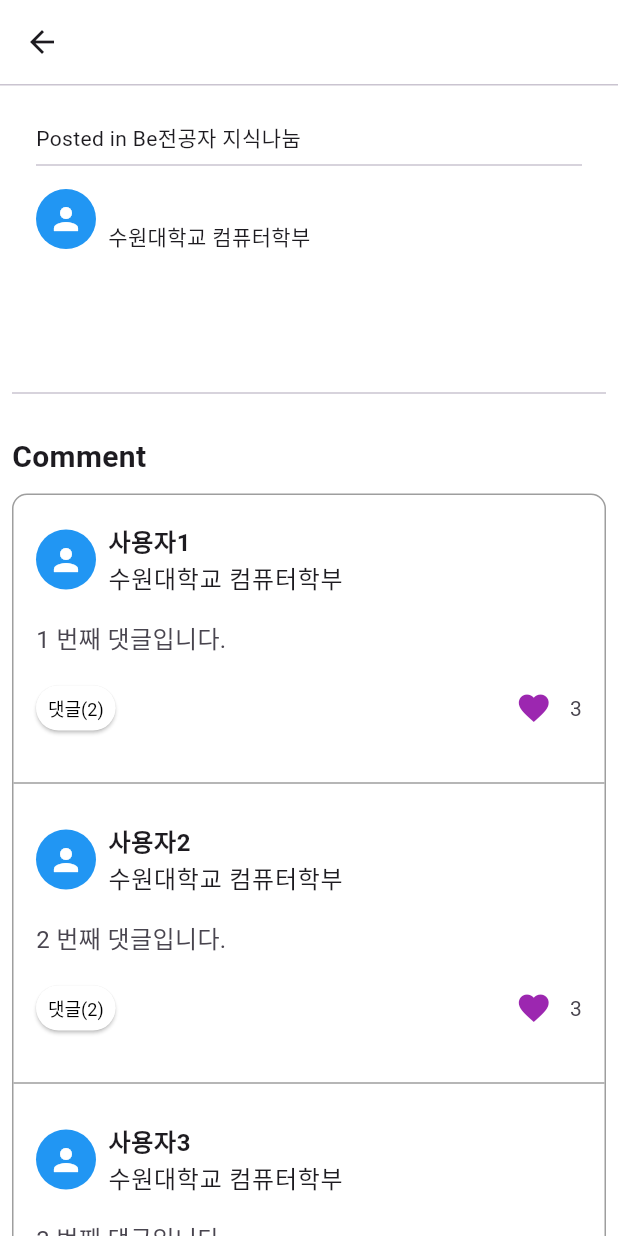
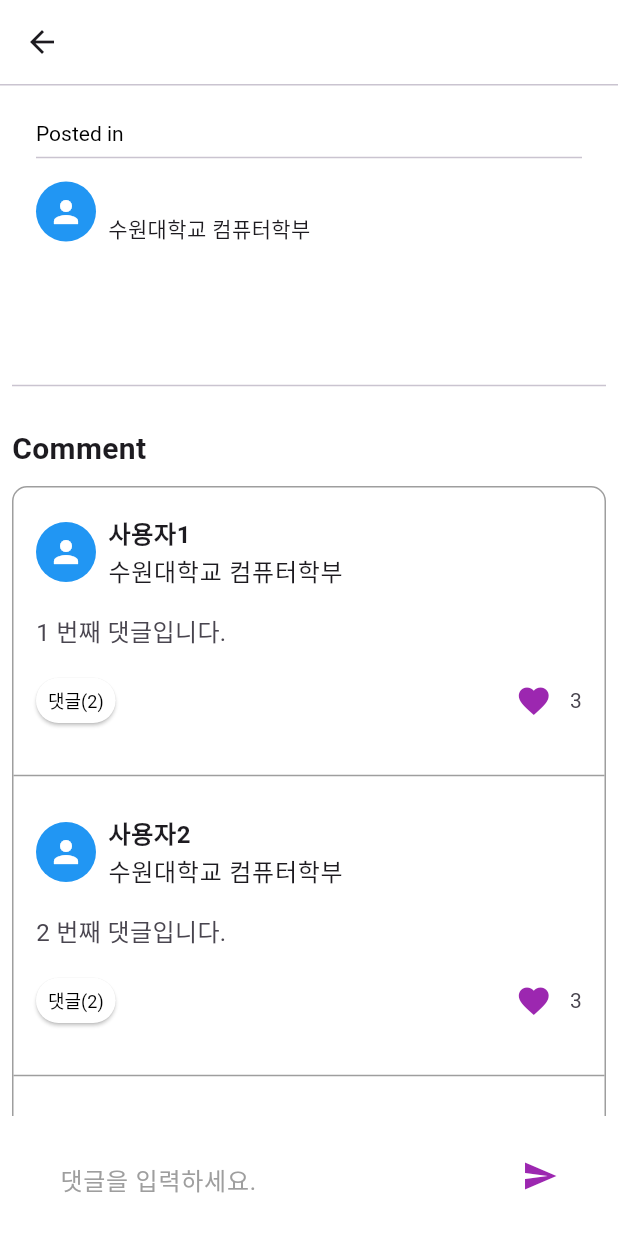
Before and after one commit to donghee9948/flutter_boardUI, a Flutter app: the DetailScreen screen opened directly with empty values, on a phone screen of 412 x 824 dp. Run offline on Flutter 3.47's test engine with Material 3 defaults, Android fonts, the phone set to English and light mode, and no system bars; our stand-ins replace flutter_svg; network calls fail.

```diff
--- a/lib/detail.dart
+++ b/lib/detail.dart
@@ -3,15 +3,64 @@ import 'package:flutter/material.dart';
 import 'package:splash_screen/posts.dart';
 
 
+
+class CommentModel {
+  final int goodCount;
+  final DateTime commentDate;
+  final int commentId;
+  final int memberId;
+  final int parentId;
+  final int postId;
+  final String content;
+
+  CommentModel({
+    required this.goodCount,
+    required this.commentDate,
+    required this.commentId,
+    required this.memberId,
+    required this.parentId,
+    required this.postId,
+    required this.content,
+  });
+
+  factory CommentModel.fromJson(Map<String, dynamic> json) {
+    return CommentModel(
+      goodCount: json['good_count'],
+      commentDate: DateTime.parse(json['comment_date']),
+      commentId: json['comment_id'],
+      memberId: json['member_id'],
+      parentId: json['parent_id'],
+      postId: json['post_id'],
+      content: json['content'],
+    );
+  }
+  Map<String, dynamic> toJson() {
+    return {
+      'good_count': goodCount,
+      'comment_date': commentDate.toIso8601String(),
+      'comment_id': commentId,
+      'member_id': memberId,
+      'parent_id': parentId,
+      'post_id': postId,
+      'content': content,
+    };
+  }
+
+}
+
 class DetailScreen extends StatefulWidget {
   final PostDto post;
-  DetailScreen({required this.post});
+  final String boardName;
+
+  DetailScreen({required this.post, required this.boardName});
 
   @override
   State<DetailScreen> createState() => _DetailScreenState();
 }
 
 class _DetailScreenState extends State<DetailScreen> {
+  final TextEditingController _commentController = TextEditingController();
+
   @override
   Widget build(BuildContext context) {
     return Scaffold(
@@ -19,7 +68,7 @@ class _DetailScreenState extends State<DetailScreen> {
           backgroundColor: Colors.white,
           leading: IconButton(
             icon: Icon(Icons.arrow_back),
-          onPressed: (){
+            onPressed: () {
               Navigator.pop(context);
             },
           ),
@@ -28,16 +77,13 @@ class _DetailScreenState extends State<DetailScreen> {
             child: Divider(
               height: 1.0,
               thickness: 1.0,
-
             ),
-
           ),
           scrolledUnderElevation: 0,
         ),
         backgroundColor: Colors.white,
-      body:  SingleChildScrollView(
+        body: SingleChildScrollView(
           child: Padding(
-
             padding: const EdgeInsets.all(8.0),
             child: Column(
               crossAxisAlignment: CrossAxisAlignment.stretch,
@@ -48,9 +94,20 @@ class _DetailScreenState extends State<DetailScreen> {
                   child: Column(
                     crossAxisAlignment: CrossAxisAlignment.start,
                     children: [
-                    Text(
-                      'Posted in Be전공자 지식나눔', //이 부분에 데이터 받아와야함(즐찾 가능한 커뮤니티, boardid)
-                      style: TextStyle(fontSize: 14.0),
+                      RichText(
+                        text: TextSpan(
+                          text: "Posted in ",
+                          style: TextStyle(color: Colors.black, fontSize: 14.0),
+                          children: [
+                            TextSpan(
+                              text: widget.boardName,
+                              style: TextStyle(
+                                  color: Colors.purple,
+                                  fontSize: 14.0,
+                                  fontWeight: FontWeight.bold),
+                            ),
+                          ],
+                        ),
                       ),
                       Divider(),
                       SizedBox(height: 8.0),
@@ -61,25 +118,31 @@ class _DetailScreenState extends State<DetailScreen> {
                             backgroundColor: Colors.blue,
                             child: Icon(Icons.person, color: Colors.white),
                           ),
-                        SizedBox(width: 8.0,),
+                          SizedBox(
+                            width: 8.0,
+                          ),
                           Column(
                             crossAxisAlignment: CrossAxisAlignment.start,
                             children: [
-                            Text(widget.post.memberName,style: TextStyle(fontWeight: FontWeight.bold),),
-                            Text('수원대학교 컴퓨터학부'
+                              Text(
+                                widget.post.memberName,
+                                style: TextStyle(fontWeight: FontWeight.bold),
                               ),
-                            SizedBox(height: 8.0,)
+                              Text('수원대학교 컴퓨터학부'),
+                              SizedBox(
+                                height: 8.0,
+                              )
                             ],
                           )
                         ],
                       ),
                       Text(
-                      widget.post.title,   //글 제목 넣기
-                      style: TextStyle(fontWeight: FontWeight.bold,fontSize: 25.0),
+                        widget.post.title, //글 제목 넣기
+                        style: TextStyle(
+                            fontWeight: FontWeight.bold, fontSize: 25.0),
                       ),
                       Text(
-                      widget.post.content
-                    , //글 내용!
+                        widget.post.content, //글 내용!
                         style: TextStyle(fontSize: 18.0),
                       ),
                     ],
@@ -109,21 +172,25 @@ class _DetailScreenState extends State<DetailScreen> {
                         return Column(
                           children: [
                             ListTile(
-                            contentPadding: EdgeInsets.symmetric(vertical: 10.0, horizontal: 15.0),
+                              contentPadding: EdgeInsets.symmetric(
+                                  vertical: 10.0, horizontal: 15.0),
                               title: Row(
                                 mainAxisAlignment: MainAxisAlignment.start,
                                 children: [
                                   CircleAvatar(
                                     backgroundColor: Colors.blue,
-                                  child: Icon(Icons.person, color: Colors.white),
+                                    child:
+                                        Icon(Icons.person, color: Colors.white),
                                   ),
                                   SizedBox(width: 8.0),
                                   Column(
-                                  crossAxisAlignment: CrossAxisAlignment.start,
+                                    crossAxisAlignment:
+                                        CrossAxisAlignment.start,
                                     children: [
                                       Text(
                                         memberId,
-                                      style: TextStyle(fontWeight: FontWeight.bold),
+                                        style: TextStyle(
+                                            fontWeight: FontWeight.bold),
                                       ),
                                       Text('수원대학교 컴퓨터학부'),
                                     ],
@@ -134,10 +201,12 @@ class _DetailScreenState extends State<DetailScreen> {
                                 crossAxisAlignment: CrossAxisAlignment.start,
                                 children: [
                                   SizedBox(height: 16.0),
-                                Text(comment, style: TextStyle(fontSize: 16.0)),
+                                  Text(comment,
+                                      style: TextStyle(fontSize: 16.0)),
                                   SizedBox(height: 10.0),
                                   Row(
-                                  crossAxisAlignment: CrossAxisAlignment.start,
+                                    crossAxisAlignment:
+                                        CrossAxisAlignment.start,
                                     children: [
                                       ElevatedButton(
                                         onPressed: () {
@@ -145,18 +214,26 @@ class _DetailScreenState extends State<DetailScreen> {
                                         },
                                         style: ElevatedButton.styleFrom(
                                           backgroundColor: Colors.white,
-                                        padding: EdgeInsets.symmetric(horizontal: 8.0, vertical: 4.0), // Adjust the padding
-                                        textStyle: TextStyle(fontSize: 12), // Adjust the font size
-                                        minimumSize: Size(50, 30), // Adjust the minimum size
+                                          padding: EdgeInsets.symmetric(
+                                              horizontal: 8.0, vertical: 4.0),
+                                          // Adjust the padding
+                                          textStyle: TextStyle(fontSize: 12),
+                                          // Adjust the font size
+                                          minimumSize: Size(50,
+                                              30), // Adjust the minimum size
                                         ),
-                                      child: Text('댓글(2)', style: TextStyle(color: Colors.black)), // Display the number of comments
+                                        child: Text('댓글(2)',
+                                            style: TextStyle(
+                                                color: Colors
+                                                    .black)), // Display the number of comments
                                       ),
                                       Spacer(),
                                       Row(
                                         children: [
                                           IconButton(
                                             onPressed: () {},
-                                          icon: Icon(Icons.favorite, color: Colors.purple),
+                                            icon: Icon(Icons.favorite,
+                                                color: Colors.purple),
                                           ),
                                           Text(
                                             "3", // 좋아요 누른 숫자
@@ -179,6 +256,33 @@ class _DetailScreenState extends State<DetailScreen> {
             ),
           ),
         ),
-    );
+        bottomNavigationBar: BottomAppBar(
+          color: Color(0xffffff),
+          child: Padding(
+            padding: EdgeInsets.symmetric(horizontal: 12.0, vertical: 8.0),
+            child: Row(
+              children: [
+                SizedBox(width: 12),
+                Expanded(
+                  child: TextField(
+                    decoration: InputDecoration(
+                      hintText: '댓글을 입력하세요.',
+                      hintStyle: TextStyle(color: Colors.grey),
+                      border: InputBorder.none,
+                    ),
+                    style: TextStyle(color: Colors.white),
+                  ),
+                ),
+                SizedBox(width: 6),
+                IconButton(
+                  icon: Icon(Icons.send, color: Colors.purple),
+                  onPressed: () {
+                    // Add your send action here
+                  },
+                ),
+              ],
+            ),
+          ),
+        ));
   }
 }
--- a/lib/navigation/board.dart
+++ b/lib/navigation/board.dart
@@ -33,7 +33,7 @@ class _BoardState extends State<BoardScreen> {
 
   Future<void> fetchBoards() async {
     final memberId = "xoals";  //사용자 id
-    final response = await http.get(Uri.parse('http://59.11.250.27:8080/board?memberId=$memberId'));
+    final response = await http.get(Uri.parse('http://59.11.250.234:8080/board?memberId=$memberId'));
     if (response.statusCode == 200) {
       final List<dynamic> jsonData = jsonDecode(response.body);
       setState(() {
@@ -214,7 +214,7 @@ class BoardDto {
   Future<void> _toggleFavorite(String boardName, String memberId) async {
 
     // API 엔드포인트 설정
-    String apiUrl = "http://59.11.250.27:8080/favorite";
+    String apiUrl = "http://59.11.250.234:8080/favorite";
 
     // POST 요청으로 즐겨찾기 토글 요청 보내기
     try {
--- a/lib/posts.dart
+++ b/lib/posts.dart
@@ -80,7 +80,7 @@ class _PostListScreenState extends State<PostListScreen> {
       isLoading = true;
     });
 
-    final response = await http.get(Uri.parse('http://59.11.250.27:8080/posts?page=$page&pageSize=$pageSize&boardId=${widget.boardId}'));
+    final response = await http.get(Uri.parse('http://59.11.250.234:8080/posts?page=$page&pageSize=$pageSize&boardId=${widget.boardId}'));
     setState(() {
       isLoading = false;
     });
@@ -241,7 +241,7 @@ class _PostListScreenState extends State<PostListScreen> {
                   onTap: () {
                     Navigator.push(
                       context,
-                      MaterialPageRoute(builder: (context) => DetailScreen(post : posts[index])),
+                      MaterialPageRoute(builder: (context) => DetailScreen(post : posts[index],boardName: widget.boardName)),
                     );
                     // 게시글을 눌렀을 때의 동작을 추가할 수 있습니다.
                   },
```
Lines whose indentation alone changed are shown as unchanged.
